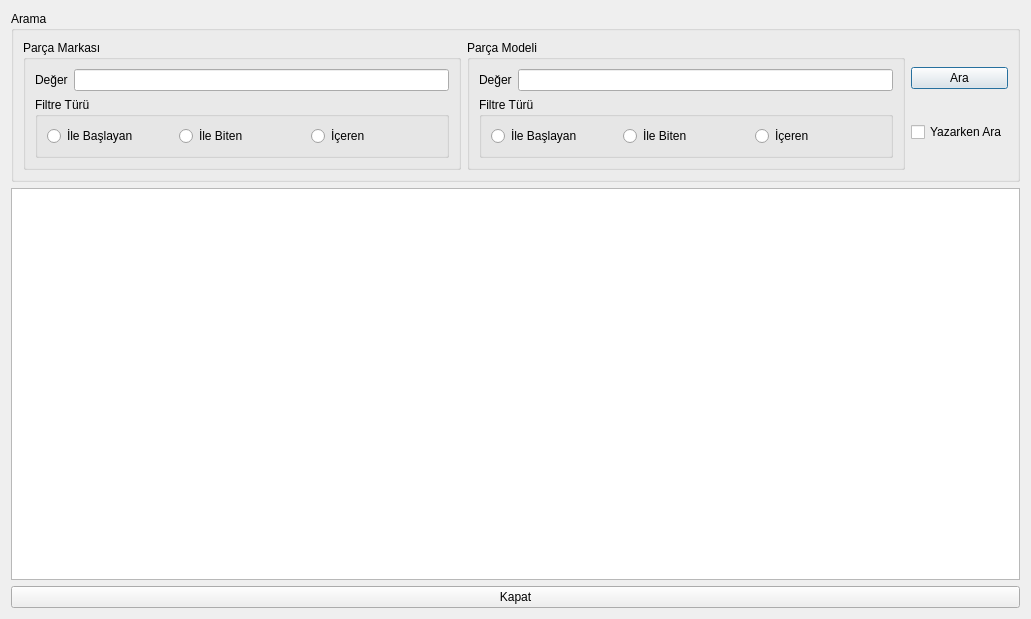
The window that Desktop/tekno_market2/TKN_Market/UI/ListeFormlari/tknanakartliste.ui (asirkacar/okulprojesi) describes before a commit, drawn with Qt 5.
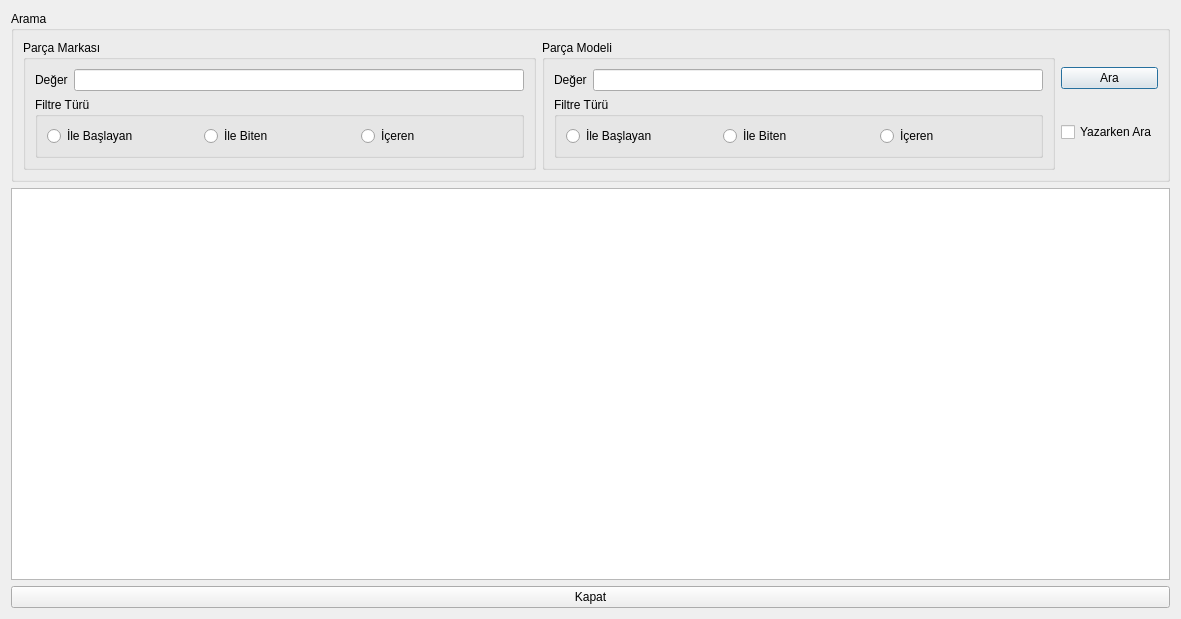
The same window after the commit.

Patch:
```diff
--- a/Desktop/tekno_market2/TKN_Market/UI/ListeFormlari/tknanakartliste.ui
+++ b/Desktop/tekno_market2/TKN_Market/UI/ListeFormlari/tknanakartliste.ui
@@ -6,7 +6,7 @@
    <rect>
     <x>0</x>
     <y>0</y>
-    <width>1031</width>
+    <width>1181</width>
     <height>619</height>
    </rect>
   </property>
```
Left out of the diff: 16 changed lines with no effect on the pictures.
